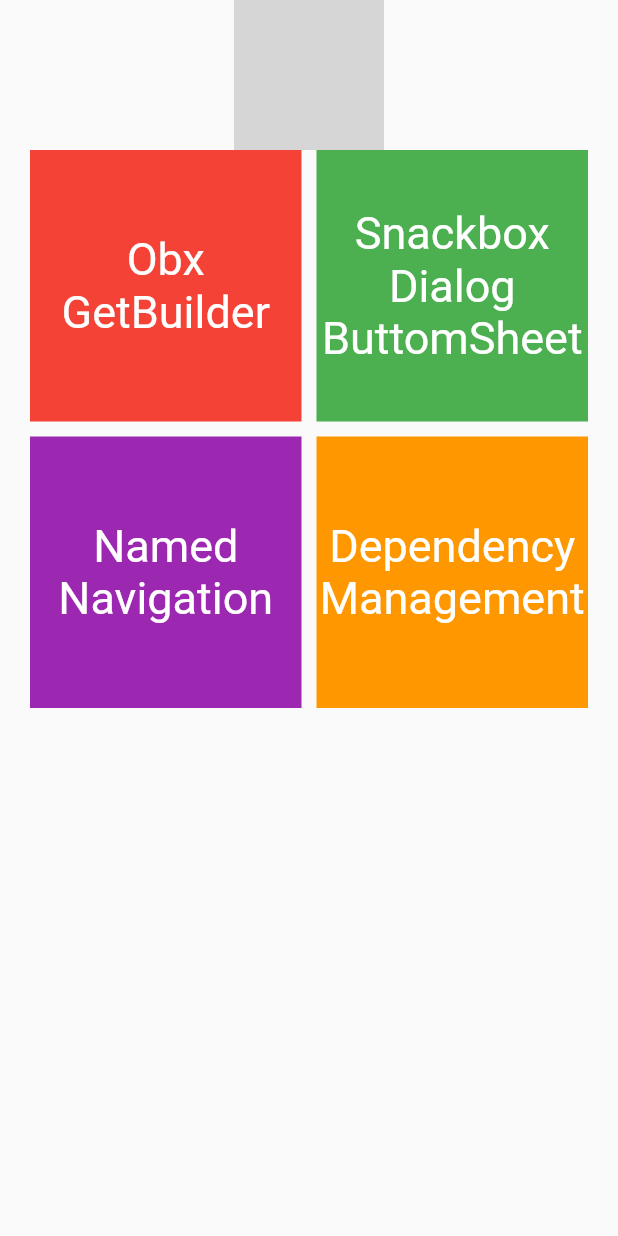
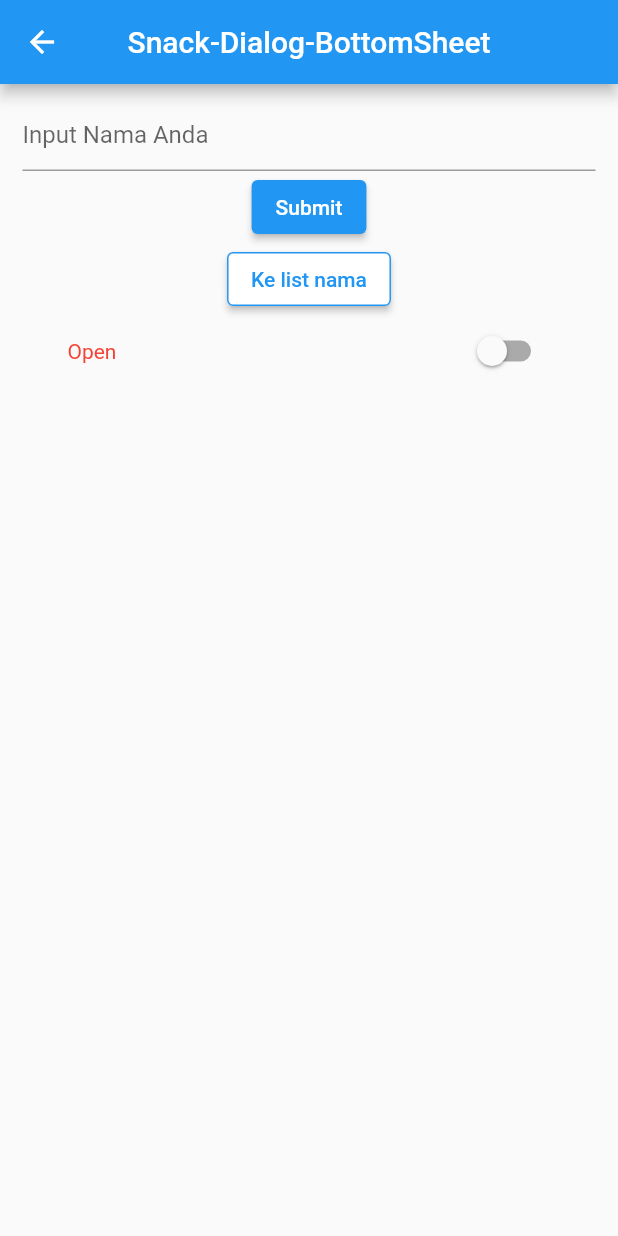
Before and after one commit to Maple06/flutter-bumaya-getx, a Flutter app: the screen it shows after launch, after a tap on "Snackbox", on a phone screen of 412 x 824 dp. Run offline on Flutter 3.47's test engine with Material 2 defaults, Android fonts, the phone set to English and light mode, and no system bars; our stand-ins replace get; grey boxes are pictures that could not be loaded.

Commit message:
Snackbar and dialog page add

```diff
--- a/lib/controllers/sum_controller.dart
+++ b/lib/controllers/sum_controller.dart
@@ -1,11 +1,11 @@
 import 'package:get/get.dart';
 
 class SumController extends GetxController{
-  RxInt _x = 0.obs;
+  final RxInt _x = 0.obs;
   RxInt get x => _x;
-  RxInt _y = 0.obs;
+  final RxInt _y = 0.obs;
   RxInt get y => _y;
-  RxInt _sum = 0.obs;
+  final RxInt _sum = 0.obs;
   RxInt get sum => _sum;
 
   RxList listHasil = [].obs;
--- a/lib/controllers/tap_controller.dart
+++ b/lib/controllers/tap_controller.dart
@@ -1,7 +1,7 @@
 import 'package:get/get.dart';
 
 class TapController extends GetxController{
-  RxInt _x = 0.obs;
+  final RxInt _x = 0.obs;
   RxInt get x => _x;
 
   void increment() {
--- /dev/null
+++ b/lib/controllers/textfield_controller.dart
@@ -0,0 +1,19 @@
+import 'package:flutter/material.dart';
+import 'package:get/get.dart';
+
+class TextFieldController extends GetxController {
+  RxList names = [].obs;
+  RxBool switchValue = false.obs;
+  RxString switchTextValue = "Open".obs;
+
+  TextEditingController controller = TextEditingController();
+
+  void toggle() {
+    switchValue.value = !switchValue.value;
+    if (switchValue.value) {
+      switchTextValue.value = "Open";
+    } else {
+      switchTextValue.value = "Closed";
+    }
+  }
+}
--- a/lib/homepage.dart
+++ b/lib/homepage.dart
@@ -2,110 +2,110 @@ import "package:flutter/material.dart";
 import 'package:get/get.dart';
 
 import 'obxgetbuilder.dart';
+import 'snackdialogbottom.dart';
 
 class HomePage extends StatelessWidget {
   const HomePage({Key? key}) : super(key: key);
 
   @override
   Widget build(BuildContext context) {
-    return Container(
+    return SingleChildScrollView(
+      child: Padding(
+        padding: const EdgeInsets.symmetric(vertical: 10),
         child: Column(
           children: [
-          Center(child: Image.asset("getx.png", height: 100)),
+            Center(child: Image.asset("assets/getx.png", height: 100)),
             Padding(
               padding: const EdgeInsets.symmetric(horizontal: 20),
               child: SizedBox(
                   height: MediaQuery.of(context).size.height - 100,
                   child: GridView(
-                  gridDelegate: SliverGridDelegateWithFixedCrossAxisCount(
+                    gridDelegate:
+                        const SliverGridDelegateWithFixedCrossAxisCount(
                             crossAxisCount: 2,
                             crossAxisSpacing: 10,
                             mainAxisSpacing: 10),
                     children: [
                       GestureDetector(
-                      onTap: (){
-                        Get.to(ObxGetBuilderMenu());
+                        onTap: () {
+                          Get.to(const ObxGetBuilderMenu());
                         },
                         child: Container(
-                        decoration: BoxDecoration(
+                          decoration: const BoxDecoration(
                             color: Colors.red,
                           ),
                           child: Column(
-                          children: [
+                            mainAxisAlignment: MainAxisAlignment.center,
+                            children: const [
                               Text("Obx",
-                                style:
-                                    TextStyle(color: Colors.white, fontSize: 30)),
+                                  style: TextStyle(
+                                      color: Colors.white, fontSize: 20)),
                               Text("GetBuilder",
-                                style:
-                                    TextStyle(color: Colors.white, fontSize: 30))
+                                  style: TextStyle(
+                                      color: Colors.white, fontSize: 20))
+                            ],
+                          ),
+                        ),
+                      ),
+                      Container(
+                        decoration: const BoxDecoration(
+                          color: Colors.green,
+                        ),
+                        child: GestureDetector(
+                          onTap: () {
+                            Get.to(const SnackDialogBottomPage());
+                          },
+                          child: Column(
+                            mainAxisAlignment: MainAxisAlignment.center,
+                            children: const [
+                              Text("Snackbox",
+                                  style: TextStyle(
+                                      color: Colors.white, fontSize: 20)),
+                              Text("Dialog",
+                                  style: TextStyle(
+                                      color: Colors.white, fontSize: 20)),
+                              Text("BottomSheet",
+                                  style: TextStyle(
+                                      color: Colors.white, fontSize: 20))
+                            ],
+                          ),
+                        ),
+                      ),
+                      Container(
+                        decoration: const BoxDecoration(
+                          color: Colors.purple,
+                        ),
+                        child: GestureDetector(
+                          onTap: () {},
+                          child: Column(
+                            children: const [
+                              Text("Named",
+                                  style: TextStyle(
+                                      color: Colors.white, fontSize: 20)),
+                              Text("Navigation",
+                                  style: TextStyle(
+                                      color: Colors.white, fontSize: 20))
                             ],
                             mainAxisAlignment: MainAxisAlignment.center,
                           ),
                         ),
                       ),
                       Container(
-                      decoration: BoxDecoration(
-                        color: Colors.green,
-                      ),
-                      child: GestureDetector(
-                        onTap: () {
-
-                        },
-                        child: Column(
-                          children: [
-                            Text("Snackbox",
-                                style:
-                                TextStyle(color: Colors.white, fontSize: 30)),
-                            Text("Dialog",
-                                style:
-                                TextStyle(color: Colors.white, fontSize: 30)),
-                            Text("ButtomSheet",
-                                style:
-                                TextStyle(color: Colors.white, fontSize: 30))
-                          ],
-                          mainAxisAlignment: MainAxisAlignment.center,
-                        ),
-                      ),
-                    ),
-                    Container(
-                      decoration: BoxDecoration(
-                        color: Colors.purple,
-                      ),
-                      child: GestureDetector(
-                        onTap: () {
-
-                        },
-                        child: Column(
-                          children: [
-                            Text("Named",
-                                style:
-                                TextStyle(color: Colors.white, fontSize: 30)),
-                            Text("Navigation",
-                                style:
-                                TextStyle(color: Colors.white, fontSize: 30))
-                          ],
-                          mainAxisAlignment: MainAxisAlignment.center,
-                        ),
-                      ),
-                    ),
-                    Container(
-                      decoration: BoxDecoration(
+                        decoration: const BoxDecoration(
                           color: Colors.orange,
                         ),
                         child: GestureDetector(
-                        onTap: () {
-
-                        },
+                          onTap: () {},
                           child: Column(
+                            mainAxisAlignment: MainAxisAlignment.center,
                             children: [
                               Text("Dependency",
-                                style:
-                                TextStyle(color: Colors.white, fontSize: 30)),
+                                  style: TextStyle(
+                                      color: Colors.white, fontSize: 20)),
                               Text("Management",
-                                style:
-                                TextStyle(color: Colors.white, fontSize: 30))
+                                  style: TextStyle(
+                                      color: Colors.white, fontSize: 20))
                             ],
-                          mainAxisAlignment: MainAxisAlignment.center,
                           ),
                         ),
                       ),
@@ -114,6 +114,7 @@ class HomePage extends StatelessWidget {
             )
           ],
         ),
+      ),
     );
   }
 }
--- a/lib/main.dart
+++ b/lib/main.dart
@@ -13,11 +13,8 @@ class MyApp extends StatelessWidget {
   // This widget is the root of your application.
   @override
   Widget build(BuildContext context) {
-    return GetMaterialApp(
-      debugShowCheckedModeBanner: false,
-      home: Scaffold(
-        body: HomePage()
-      )
-    );
+    return const GetMaterialApp(
+        debugShowCheckedModeBanner: false,
+        home: Scaffold(body: SafeArea(child: HomePage())));
   }
 }
--- /dev/null
+++ b/lib/snackdialogbottom.dart
@@ -0,0 +1,135 @@
+import 'package:flutter/material.dart';
+import 'package:get/get.dart';
+import 'package:smekdu_getx/snack/textfield.dart';
+
+import 'controllers/textfield_controller.dart';
+
+class SnackDialogBottomPage extends StatelessWidget {
+  const SnackDialogBottomPage({Key? key}) : super(key: key);
+
+  @override
+  Widget build(BuildContext context) {
+    TextFieldController textFieldController = Get.put(TextFieldController());
+    return Scaffold(
+        appBar: AppBar(
+          title: const Text("Snack-Dialog-BottomSheet"),
+          centerTitle: true,
+        ),
+        body: Padding(
+            padding: const EdgeInsets.symmetric(horizontal: 15, vertical: 10),
+            child: Column(
+              children: [
+                TextField(
+                  controller: textFieldController.controller,
+                  decoration: const InputDecoration(
+                    hintText: "Input Nama Anda",
+                  ),
+                ),
+                ElevatedButton(
+                  child: const Text("Submit"),
+                  onPressed: () {
+                    if (textFieldController.controller.text != "") {
+                      Get.defaultDialog(
+                        content: Padding(
+                          padding: const EdgeInsets.symmetric(horizontal: 15),
+                          child: Text(
+                            "Apakah kamu mau menyimpan nama ${textFieldController.controller.text}?",
+                            textAlign: TextAlign.center,
+                          ),
+                        ),
+                        actions: [
+                          ElevatedButton(
+                            onPressed: () {
+                              textFieldController.names
+                                  .add(textFieldController.controller.text);
+                              Get.back();
+                              Get.snackbar(
+                                "Berhasil disimpan!",
+                                "Nama ${textFieldController.names.last} berhasil disimpan!",
+                                snackPosition: SnackPosition.BOTTOM,
+                                duration: const Duration(seconds: 3),
+                                margin: const EdgeInsets.all(15),
+                                dismissDirection: DismissDirection.horizontal,
+                                backgroundColor: Colors.green,
+                              );
+                              textFieldController.controller.text = "";
+                            },
+                            child: const Text("Ya"),
+                          ),
+                          ElevatedButton(
+                            onPressed: () {
+                              Get.back();
+                            },
+                            style: ButtonStyle(
+                              backgroundColor: MaterialStateProperty.all<Color>(
+                                  Colors.white),
+                              // Remove background color to white
+                              side: MaterialStateProperty.all<BorderSide>(
+                                const BorderSide(
+                                    color: Colors.redAccent), // Add blue border
+                              ),
+                              foregroundColor: MaterialStateProperty.all<Color>(
+                                  Colors.redAccent),
+                            ),
+                            child: const Text(
+                              "Batal",
+                            ),
+                          ),
+                        ],
+                      );
+                    } else {
+                      Get.snackbar(
+                        "ERROR",
+                        "Nama tidak boleh kosong",
+                        snackPosition: SnackPosition.BOTTOM,
+                        duration: const Duration(seconds: 3),
+                        margin: const EdgeInsets.all(15),
+                        dismissDirection: DismissDirection.horizontal,
+                        backgroundColor: Colors.red,
+                      );
+                    }
+                  },
+                ),
+                ElevatedButton(
+                  onPressed: () {
+                    Get.to(
+                      const TextFieldPage(),
+                      arguments: textFieldController.names,
+                    );
+                  },
+                  style: ButtonStyle(
+                    backgroundColor: MaterialStateProperty.all<Color>(
+                        Colors.white), // Remove background color to white
+                    side: MaterialStateProperty.all<BorderSide>(
+                      const BorderSide(color: Colors.blue), // Add blue border
+                    ),
+                    foregroundColor:
+                        MaterialStateProperty.all<Color>(Colors.blue),
+                  ),
+                  child: const Text("Ke list nama"),
+                ),
+                Padding(
+                  padding: const EdgeInsets.symmetric(horizontal: 30),
+                  child: Row(
+                    mainAxisAlignment: MainAxisAlignment.spaceBetween,
+                    children: [
+                      Obx(() => Text(
+                            textFieldController.switchTextValue.value,
+                            style: TextStyle(
+                              color: textFieldController.switchValue.value
+                                  ? Colors.green
+                                  : Colors.red,
+                            ),
+                          )),
+                      Obx(
+                        () => Switch(
+                            onChanged: (val) => textFieldController.toggle(),
+                            value: textFieldController.switchValue.value),
+                      ),
+                    ],
+                  ),
+                )
+              ],
+            )));
+  }
+}
```
Also changed, not shown: lib/obx/getbuilder.dart (+7 -7 lines), lib/obx/obx.dart (+6 -5 lines), lib/obx/sum/mainsum.dart (+23 -21 lines), lib/obx/sum/sumdisimpan.dart (+4 -3 lines), lib/obxgetbuilder.dart (+9 -9 lines), lib/snack/textfield.dart (added, +33 -0 lines). Lines whose indentation alone changed are shown as unchanged.
